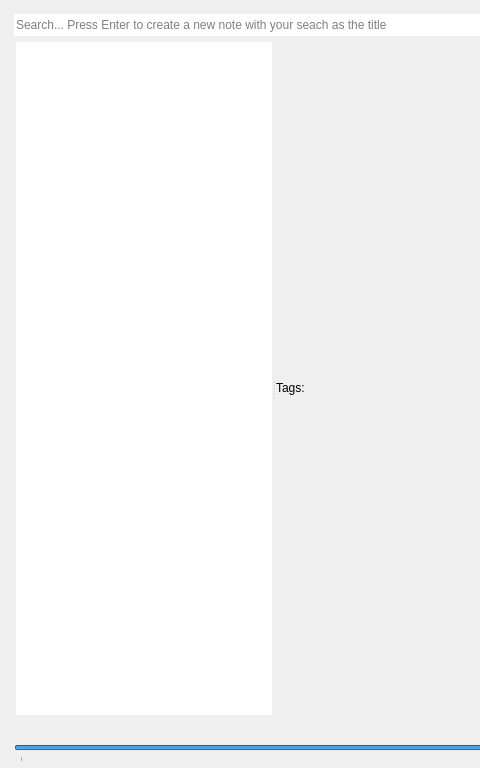
Before: the Qt Designer form Motome/Views/MainWindow.ui in akehrer/Motome, drawn with Qt 5; both pictures show x 0 to 480 and y 0 to 768 of the 1024 by 768 pixel window.
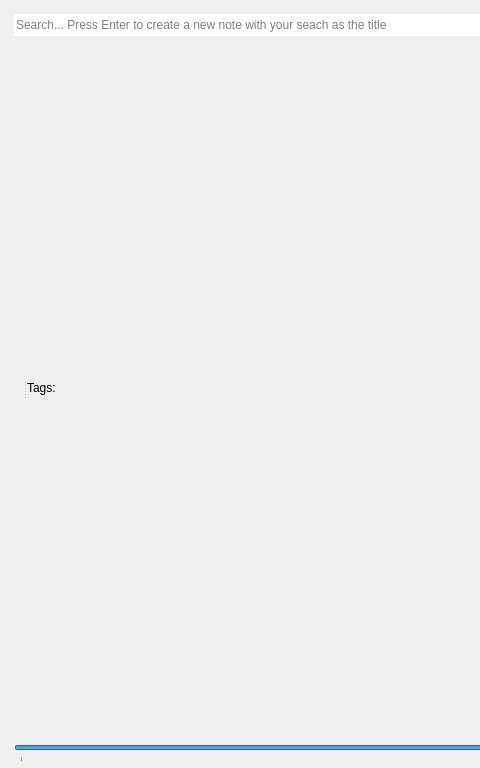
After: the same form once the commit is applied. Icons and pictures are not drawn.

Commit message: Redid Mainwindow to use a custom ListWidget and ListWidgetItems for the notes list.  A listwidget in the notes list now holds the notemodel for the note file and all changes should happen there.

Diff of the .ui file:
```diff
--- a/Motome/Views/MainWindow.ui
+++ b/Motome/Views/MainWindow.ui
@@ -114,41 +114,13 @@
        <enum>Qt::Horizontal</enum>
       </property>
       <widget class="QWidget" name="layoutWidget">
-       <layout class="QVBoxLayout" name="verticalLayout_3" stretch="1,0">
+       <layout class="QVBoxLayout" name="verticalLayout_3" stretch="0">
         <property name="spacing">
          <number>7</number>
         </property>
         <property name="leftMargin">
          <number>11</number>
         </property>
-        <item>
-         <widget class="QListWidget" name="notesList">
-          <property name="sizePolicy">
-           <sizepolicy hsizetype="Expanding" vsizetype="Expanding">
-            <horstretch>1</horstretch>
-            <verstretch>4</verstretch>
-           </sizepolicy>
-          </property>
-          <property name="maximumSize">
-           <size>
-            <width>16777215</width>
-            <height>16777215</height>
-           </size>
-          </property>
-          <property name="frameShape">
-           <enum>QFrame::NoFrame</enum>
-          </property>
-          <property name="editTriggers">
-           <set>QAbstractItemView::AnyKeyPressed|QAbstractItemView::EditKeyPressed</set>
-          </property>
-          <property name="alternatingRowColors">
-           <bool>false</bool>
-          </property>
-          <property name="uniformItemSizes">
-           <bool>true</bool>
-          </property>
-         </widget>
-        </item>
         <item>
          <widget class="QLabel" name="historyLabel">
           <property name="text">
```
Left out of the diff: 33 changed lines with no effect on the pictures. The commit also changes 10 other files.
